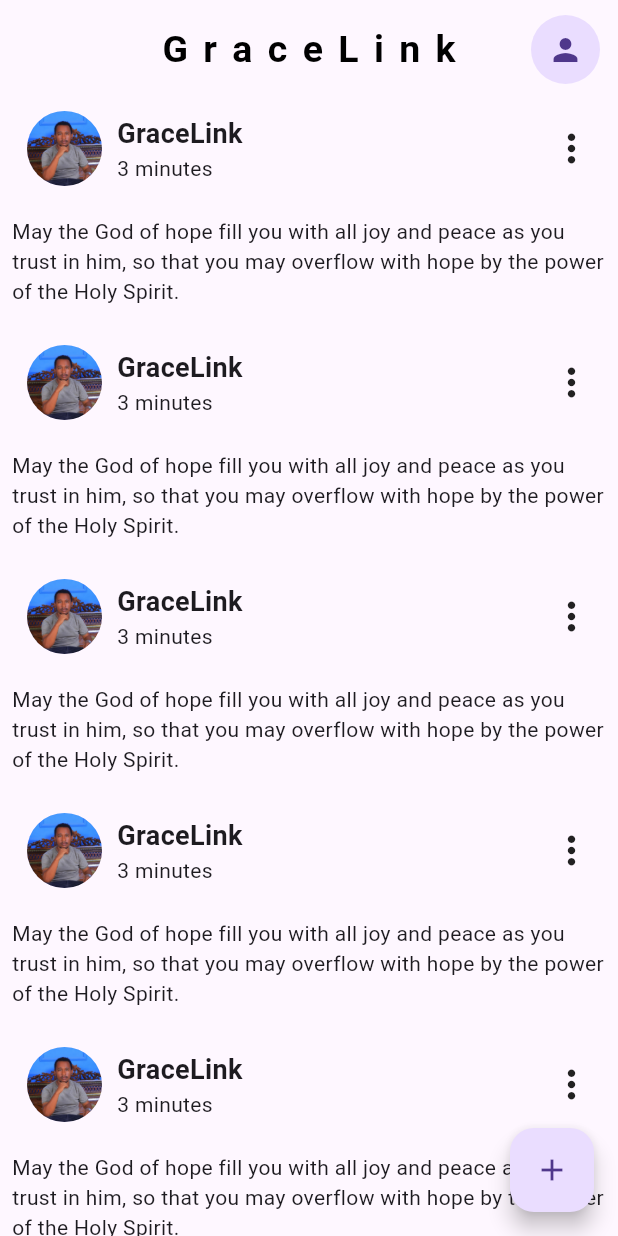
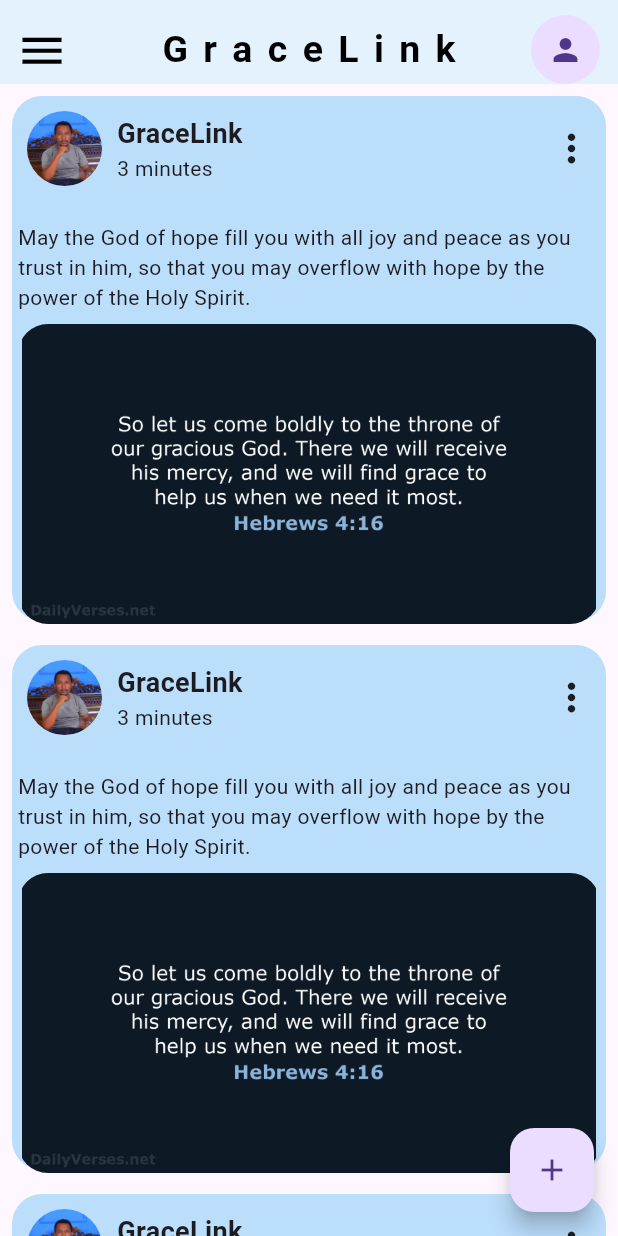
Before and after one commit to Yihun-Alemayehu/Flutter-Firebase-Bloc, a Flutter app: the screen it shows once a user with an empty profile is signed in, on a phone screen of 412 x 824 dp. Run offline on Flutter 3.47's test engine with Material 3 defaults, Android fonts, the phone set to English and light mode, and no system bars; our stand-ins replace bloc, cloud_firestore, equatable, firebase_auth, firebase_core, firebase_storage and 4 more; accounts and stored records are empty.

Commit message:
fdb-00 commit

```diff
--- a/lib/Screens/home_screen.dart
+++ b/lib/Screens/home_screen.dart
@@ -32,7 +32,15 @@
         ),
         centerTitle: true,
         elevation: 0,
-        backgroundColor: Colors.transparent,
+        backgroundColor: Colors.blue[50],
+        leading: const Padding(
+          padding: EdgeInsets.only(top: 12),
+          child: Icon(
+            Icons.menu_sharp,
+            color: Colors.black,
+            size: 35,
+          ),
+        ),
         actions: [
           // IconButton(
           //     onPressed: () {
@@ -115,7 +123,7 @@
                   ],
                 );
               } else {
-                return const CircularProgressIndicator();
+                return Container();
               }
             },
           )
@@ -135,9 +143,12 @@
             return Padding(
               padding: const EdgeInsets.all(8.0),
               child: Container(
+                decoration: BoxDecoration(
+                  borderRadius: BorderRadius.circular(20),
+                  color: Colors.blue[100],
+                ),
                 width: double.infinity,
-                //height: 400,
-                //color: Colors.blueAccent,
+                height: 350,
                 child: Column(
                   children: [
                     const Row(
@@ -175,12 +186,28 @@
                     const SizedBox(
                       height: 10,
                     ),
-                    Container(
-                      //color: Colors.grey,
-                      child: const Text(
-                        'May the God of hope fill you with all joy and peace as you trust in him, so that you may overflow with hope by the power of the Holy Spirit.',
+                    Padding(
+                      padding: const EdgeInsets.all(4.0),
+                      child: Container(
+                        //color: Colors.grey,
+                        child: const Text(
+                          'May the God of hope fill you with all joy and peace as you trust in him, so that you may overflow with hope by the power of the Holy Spirit.',
+                        ),
                       ),
                     ),
+                    Padding(
+                      padding: const EdgeInsets.all(4.0),
+                      child: Container(
+                        height: 200,
+                        decoration: BoxDecoration(
+                          image: const DecorationImage(
+                              image: AssetImage('assets/post.png')),
+                          borderRadius: BorderRadius.circular(20),
+                          // color: Colors.blue[100],
+                        ),
+                        //child: Image.asset('assets/post.png'),
+                      ),
+                    )
                   ],
                 ),
               ),
```
Also changed, not shown: assets/post.png (added).
